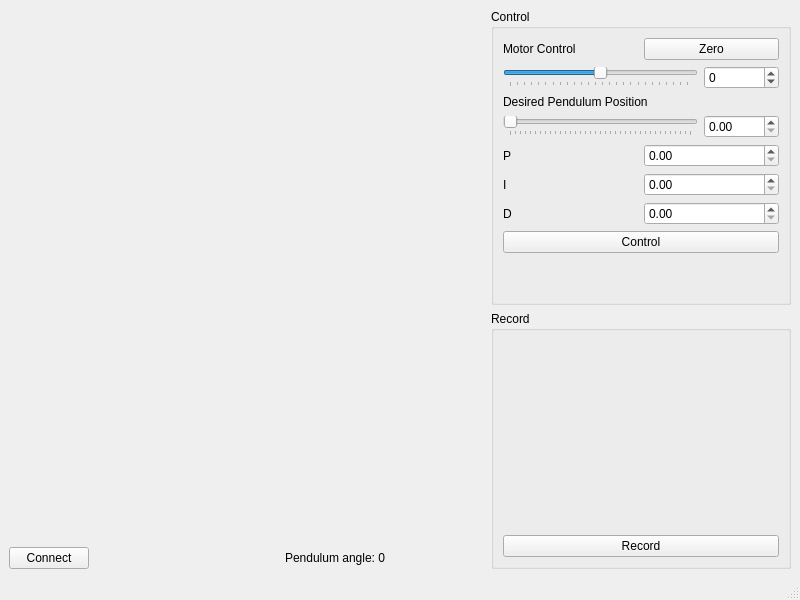
This is pendulum/mainwindow.ui in GAVLab/pendulum as Qt 5 draws it before an edit. The edited form follows.
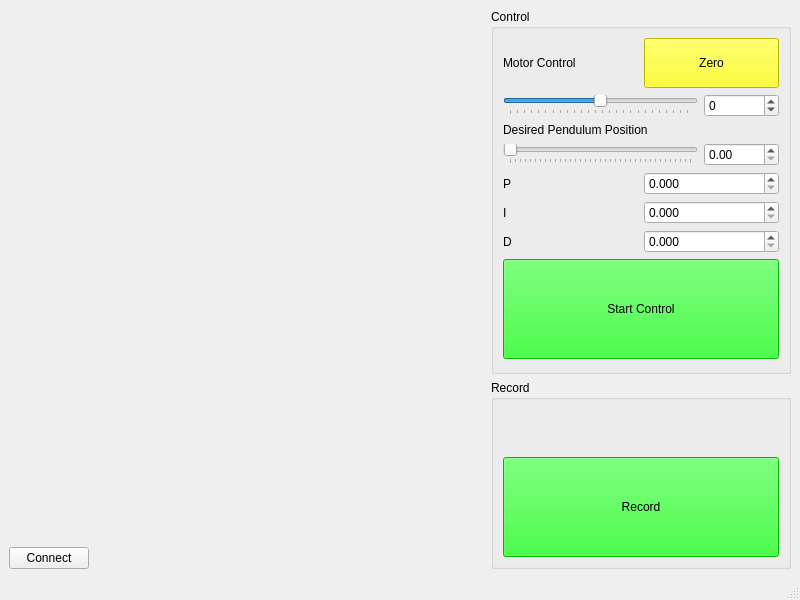
This is the edited form. Custom widgets are drawn as their Qt base class.

Commit message: Added more control settings

```diff
--- a/pendulum/mainwindow.ui
+++ b/pendulum/mainwindow.ui
@@ -50,12 +50,12 @@
        <widget class="QLabel" name="angle_label">
         <property name="minimumSize">
          <size>
-          <width>200</width>
+          <width>350</width>
           <height>0</height>
          </size>
         </property>
         <property name="text">
-         <string>Pendulum angle: 0</string>
+         <string/>
         </property>
        </widget>
       </item>
@@ -82,6 +82,15 @@
        </item>
        <item>
         <widget class="QPushButton" name="record_button">
+         <property name="minimumSize">
+          <size>
+           <width>0</width>
+           <height>100</height>
+          </size>
+         </property>
+         <property name="styleSheet">
+          <string notr="true">* { background-color: rgb(0,255,0) }</string>
+         </property>
          <property name="text">
           <string>Record</string>
          </property>
@@ -119,6 +128,15 @@
          </item>
          <item>
           <widget class="QPushButton" name="zero_button">
+           <property name="minimumSize">
+            <size>
+             <width>0</width>
+             <height>50</height>
+            </size>
+           </property>
+           <property name="styleSheet">
+            <string notr="true">* { background-color: rgb(255,255,0) }</string>
+           </property>
            <property name="text">
             <string>Zero</string>
            </property>
@@ -217,7 +235,14 @@
        <item>
         <layout class="QGridLayout" name="gridLayout_3">
          <item row="0" column="1">
-          <widget class="QDoubleSpinBox" name="doubleSpinBox"/>
+          <widget class="QDoubleSpinBox" name="kp_sb">
+           <property name="decimals">
+            <number>3</number>
+           </property>
+           <property name="singleStep">
+            <double>0.010000000000000</double>
+           </property>
+          </widget>
          </item>
          <item row="0" column="0">
           <widget class="QLabel" name="label_3">
@@ -231,7 +256,14 @@
        <item>
         <layout class="QGridLayout" name="gridLayout_6">
          <item row="0" column="1">
-          <widget class="QDoubleSpinBox" name="doubleSpinBox_4"/>
+          <widget class="QDoubleSpinBox" name="ki_sb">
+           <property name="decimals">
+            <number>3</number>
+           </property>
+           <property name="singleStep">
+            <double>0.010000000000000</double>
+           </property>
+          </widget>
          </item>
          <item row="0" column="0">
           <widget class="QLabel" name="label_6">
@@ -245,7 +277,14 @@
        <item>
         <layout class="QGridLayout" name="gridLayout_7">
          <item row="0" column="1">
-          <widget class="QDoubleSpinBox" name="doubleSpinBox_5"/>
+          <widget class="QDoubleSpinBox" name="kd_sb">
+           <property name="decimals">
+            <number>3</number>
+           </property>
+           <property name="singleStep">
+            <double>0.010000000000000</double>
+           </property>
+          </widget>
          </item>
          <item row="0" column="0">
           <widget class="QLabel" name="label_7">
@@ -257,9 +296,139 @@
         </layout>
        </item>
        <item>
-        <widget class="QPushButton" name="pushButton">
+        <widget class="QPushButton" name="control_button">
+         <property name="minimumSize">
+          <size>
+           <width>0</width>
+           <height>100</height>
+          </size>
+         </property>
+         <property name="palette">
+          <palette>
+           <active>
+            <colorrole role="Button">
+             <brush brushstyle="SolidPattern">
+              <color alpha="255">
+               <red>0</red>
+               <green>255</green>
+               <blue>0</blue>
+              </color>
+             </brush>
+            </colorrole>
+            <colorrole role="Base">
+             <brush brushstyle="SolidPattern">
+              <color alpha="255">
+               <red>0</red>
+               <green>255</green>
+               <blue>0</blue>
+              </color>
+             </brush>
+            </colorrole>
+            <colorrole role="Window">
+             <brush brushstyle="SolidPattern">
+              <color alpha="255">
+               <red>0</red>
+               <green>255</green>
+               <blue>0</blue>
+              </color>
+             </brush>
+            </colorrole>
+            <colorrole role="LinkVisited">
+             <brush brushstyle="SolidPattern">
+              <color alpha="255">
+               <red>0</red>
+               <green>255</green>
+               <blue>0</blue>
+              </color>
+             </brush>
+            </colorrole>
+           </active>
+           <inactive>
+            <colorrole role="Button">
+             <brush brushstyle="SolidPattern">
+              <color alpha="255">
+               <red>0</red>
+               <green>255</green>
+               <blue>0</blue>
+              </color>
+             </brush>
+            </colorrole>
+            <colorrole role="Base">
+             <brush brushstyle="SolidPattern">
+              <color alpha="255">
+               <red>0</red>
+               <green>255</green>
+               <blue>0</blue>
+              </color>
+             </brush>
+            </colorrole>
+            <colorrole role="Window">
+             <brush brushstyle="SolidPattern">
+              <color alpha="255">
+               <red>0</red>
+               <green>255</green>
+               <blue>0</blue>
+              </color>
+             </brush>
+            </colorrole>
+            <colorrole role="LinkVisited">
+             <brush brushstyle="SolidPattern">
+              <color alpha="255">
+               <red>0</red>
+               <green>255</green>
+               <blue>0</blue>
+              </color>
+             </brush>
+            </colorrole>
+           </inactive>
+           <disabled>
+            <colorrole role="Button">
+             <brush brushstyle="SolidPattern">
+              <color alpha="255">
+               <red>0</red>
+               <green>255</green>
+               <blue>0</blue>
+              </color>
+             </brush>
+            </colorrole>
+            <colorrole role="Base">
+             <brush brushstyle="SolidPattern">
+              <color alpha="255">
+               <red>0</red>
+               <green>255</green>
+               <blue>0</blue>
+              </color>
+             </brush>
+            </colorrole>
+            <colorrole role="Window">
+             <brush brushstyle="SolidPattern">
+              <color alpha="255">
+               <red>0</red>
+               <green>255</green>
+               <blue>0</blue>
+              </color>
+             </brush>
+            </colorrole>
+            <colorrole role="LinkVisited">
+             <brush brushstyle="SolidPattern">
+              <color alpha="255">
+               <red>0</red>
+               <green>255</green>
+               <blue>0</blue>
+              </color>
+             </brush>
+            </colorrole>
+           </disabled>
+          </palette>
+         </property>
+         <property name="autoFillBackground">
+          <bool>false</bool>
+         </property>
+         <property name="styleSheet">
+          <string notr="true">* { background-color: rgb(0,255,0) }</string>
+         </property>
          <property name="text">
-          <string>Control</string>
+          <string>Start Control</string>
          </property>
         </widget>
        </item>
```
The commit also changes 3 other files.
